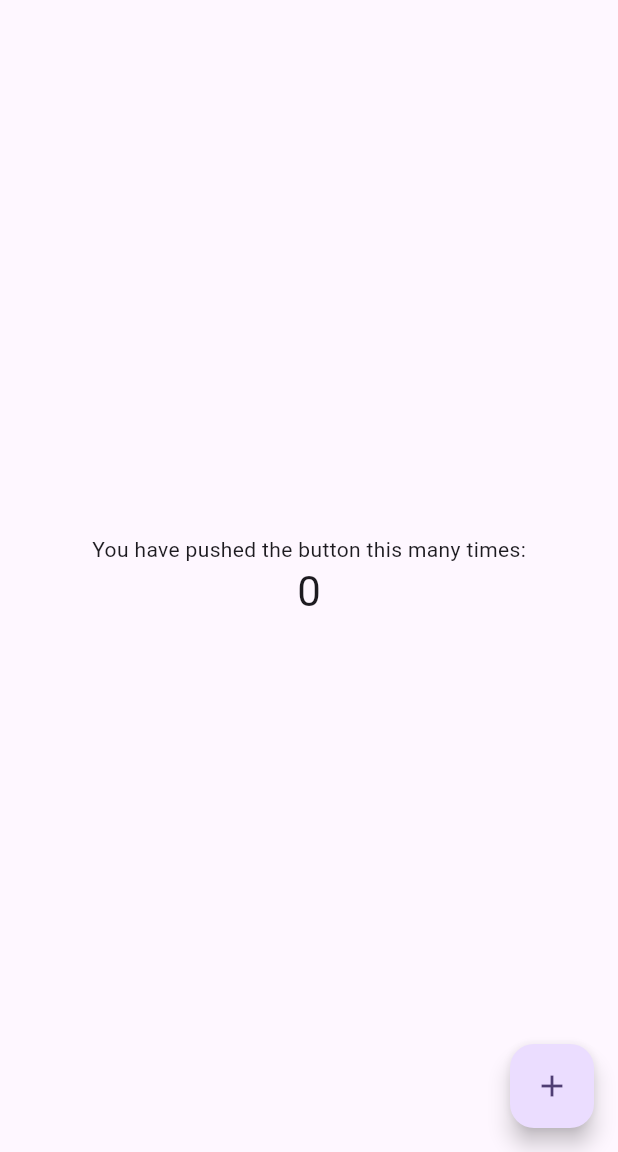
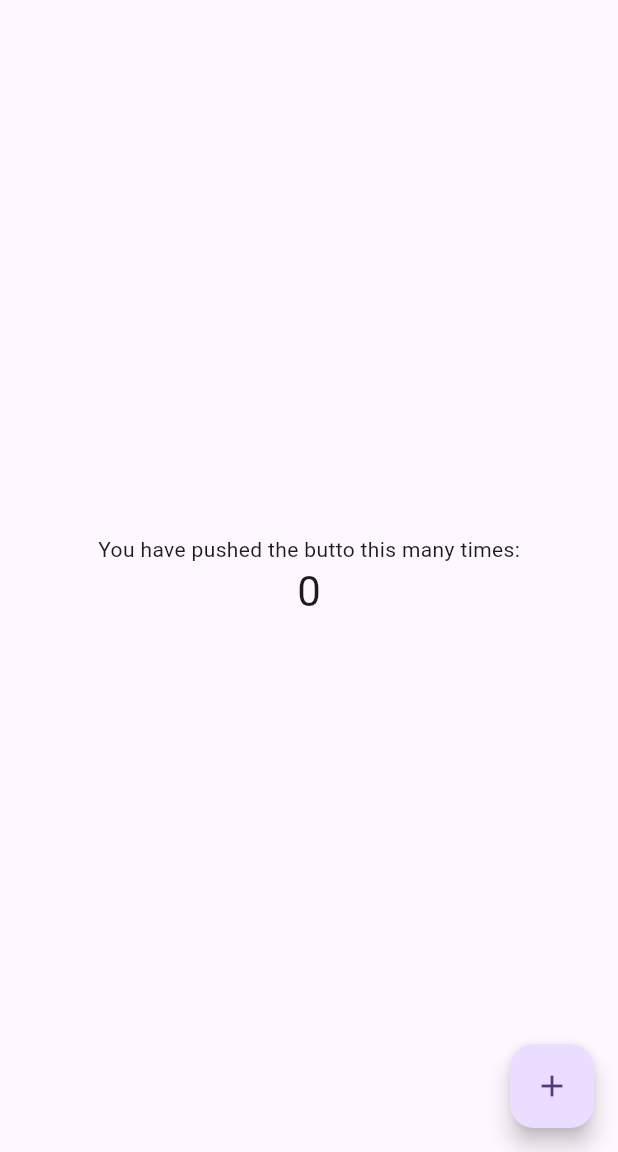
Before and after one commit to raghavmudvari/weatherApp, a Flutter app: the screen it shows after launch, on a phone screen of 412 x 824 dp, the part 84-1236 px from its top. Run offline on Flutter 3.47's test engine with Material 3 defaults, Android fonts, the phone set to English and light mode, and no system bars.

Commit message:
main changed

```diff
--- a/lib/main.dart
+++ b/lib/main.dart
@@ -106,7 +106,7 @@ class _MyHomePageState extends State<MyHomePage> {
           mainAxisAlignment: MainAxisAlignment.center,
           children: <Widget>[
             const Text(
-              'You have pushed the button this many times:',
+              'You have pushed the butto this many times:',
             ),
             Text(
               '$_counter',
```
